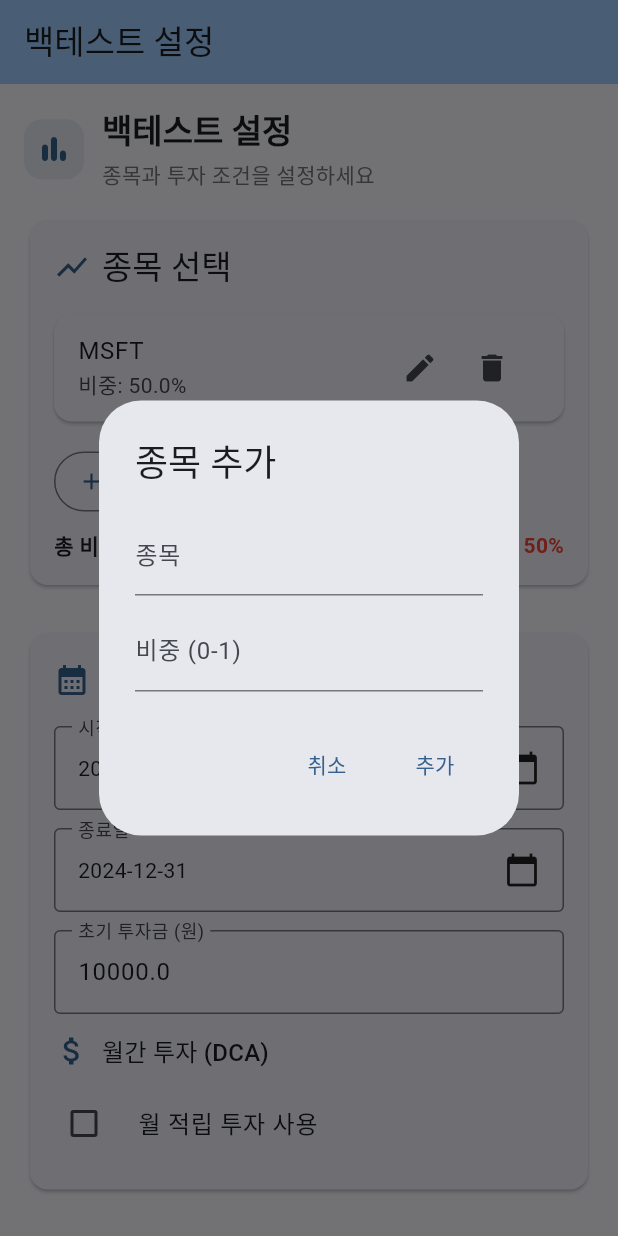
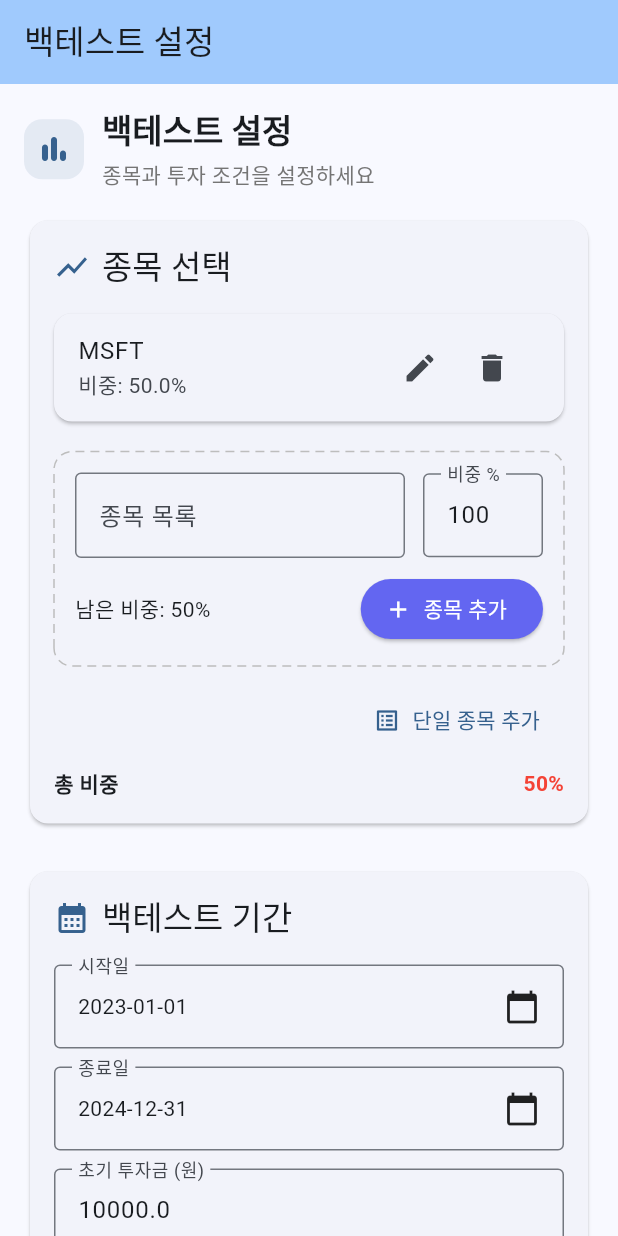
Before and after one commit to dongchan21/fsp_project_client, a Flutter app: the screen it shows after launch, after a tap on the "delete" icon, after a tap on "종목 추가", on a phone screen of 412 x 824 dp. Run offline on Flutter 3.47's test engine with Material 3 defaults, Android fonts, the phone set to English and light mode, and no system bars; drawn by our look-alikes of dotted_border; our stand-ins replace fl_chart.

Commit message:
feat(ui): 디자인 개선 (다중 종목 입력, 점선 박스, 퍼센트 비중 추가)

```diff
--- a/lib/screens/home_screen.dart
+++ b/lib/screens/home_screen.dart
@@ -3,9 +3,18 @@ import 'package:intl/intl.dart';
 import 'package:provider/provider.dart';
 import '../services/portfolio_provider.dart';
 import 'backtest_result_screen.dart';
+import 'package:dotted_border/dotted_border.dart';
 
-class HomeScreen extends StatelessWidget {
+class HomeScreen extends StatefulWidget {
   const HomeScreen({super.key});
+
+  @override
+  State<HomeScreen> createState() => _HomeScreenState();
+}
+
+class _HomeScreenState extends State<HomeScreen> {
+  final TextEditingController _multiSymbolController = TextEditingController();
+  final TextEditingController _multiPercentController = TextEditingController(text: '100');
 
   @override
   Widget build(BuildContext context) {
@@ -92,11 +101,16 @@ class HomeScreen extends StatelessWidget {
                     return _buildStockItem(context, provider, index);
                   },
                 ),
-                const SizedBox(height: 8),
-                OutlinedButton.icon(
-                  onPressed: () => _showAddStockDialog(context, provider),
-                  icon: const Icon(Icons.add),
-                  label: const Text('종목 추가'),
+                const SizedBox(height: 12),
+                _buildMultiAddArea(provider),
+                const SizedBox(height: 12),
+                Align(
+                  alignment: Alignment.centerRight,
+                  child: TextButton.icon(
+                    onPressed: () => _showAddStockDialog(context, provider),
+                    icon: const Icon(Icons.list_alt),
+                    label: const Text('단일 종목 추가'),
+                  ),
                 ),
                 const SizedBox(height: 8),
                 Row(
@@ -133,6 +147,101 @@ class HomeScreen extends StatelessWidget {
       },
     );
   }
+  Widget _buildMultiAddArea(PortfolioProvider provider) {
+    final remaining = (1.0 - provider.weights.fold(0.0, (s, w) => s + w)).clamp(0, 1);
+    return DottedBorder(
+      borderType: BorderType.RRect,
+      radius: const Radius.circular(12),
+      dashPattern: const [6, 4],
+      color: Colors.grey.shade400,
+      child: Container(
+        padding: const EdgeInsets.all(12),
+        child: Column(
+          crossAxisAlignment: CrossAxisAlignment.start,
+          children: [
+            Row(
+              children: [
+                Expanded(
+                  child: TextField(
+                    controller: _multiSymbolController,
+                    decoration: const InputDecoration(
+                      hintText: '예: AAPL, TSLA, MSFT',
+                      border: OutlineInputBorder(),
+                      labelText: '종목 목록',
+                    ),
+                    textCapitalization: TextCapitalization.characters,
+                  ),
+                ),
+                const SizedBox(width: 12),
+                SizedBox(
+                  width: 80,
+                  child: TextField(
+                    controller: _multiPercentController,
+                    decoration: const InputDecoration(
+                      labelText: '비중 %',
+                      border: OutlineInputBorder(),
+                    ),
+                    keyboardType: TextInputType.number,
+                  ),
+                ),
+              ],
+            ),
+            const SizedBox(height: 10),
+            Row(
+              mainAxisAlignment: MainAxisAlignment.spaceBetween,
+              children: [
+                Text('남은 비중: ${(remaining * 100).toStringAsFixed(0)}%'),
+                ElevatedButton.icon(
+                  onPressed: () {
+                    final raw = _multiSymbolController.text.trim();
+                    if (raw.isEmpty) return;
+                    final symbols = raw.split(',').map((e) => e.trim()).where((e) => e.isNotEmpty).toList();
+                    final percent = double.tryParse(_multiPercentController.text.trim());
+                    if (percent == null) {
+                      _showSnack('비중 숫자를 확인하세요');
+                      return;
+                    }
+                    final decimal = percent / 100.0;
+                    if (decimal <= 0) {
+                      _showSnack('비중은 0보다 커야 합니다');
+                      return;
+                    }
+                    if (decimal - remaining > 0.0001) {
+                      _showSnack('남은 비중을 초과했습니다');
+                      return;
+                    }
+                    final ok = provider.addMultipleEqual(symbols, decimal);
+                    if (!ok) {
+                      _showSnack('추가 실패: 총 비중 초과');
+                    } else {
+                      _multiSymbolController.clear();
+                      // 자동으로 남은 비중 100으로 표시 조정
+                      _multiPercentController.text = ( (1.0 - provider.weights.fold(0.0, (s, w) => s + w)) * 100 ).toStringAsFixed(0);
+                      _showSnack('종목 ${symbols.length}개 추가됨');
+                      setState(() {});
+                    }
+                  },
+                  icon: const Icon(Icons.add),
+                  label: const Text('종목 추가'),
+                  style: ElevatedButton.styleFrom(
+                    backgroundColor: const Color(0xFF6366F1),
+                    foregroundColor: Colors.white,
+                  ),
+                ),
+              ],
+            ),
+          ],
+        ),
+      ),
+    );
+  }
+
+  void _showSnack(String msg) {
+    ScaffoldMessenger.of(context).showSnackBar(
+      SnackBar(content: Text(msg), duration: const Duration(seconds: 2)),
+    );
+  }
+
 
   Widget _buildStockItem(BuildContext context, PortfolioProvider provider, int index) {
     return Card(
--- a/lib/services/portfolio_provider.dart
+++ b/lib/services/portfolio_provider.dart
@@ -73,6 +73,22 @@ class PortfolioProvider with ChangeNotifier {
     notifyListeners();
   }
 
+  // 여러 종목을 동일 비중으로 추가 (totalWeight는 전체에서 차지할 비중 0~1)
+  bool addMultipleEqual(List<String> symbols, double totalWeight) {
+    final currentSum = _weights.fold(0.0, (s, w) => s + w);
+    if (totalWeight <= 0 || symbols.isEmpty) return false;
+    if (currentSum + totalWeight > 1.0001) {
+      return false; // 추가 불가 (총 비중 초과)
+    }
+    final each = totalWeight / symbols.length;
+    for (final s in symbols) {
+      _symbols.add(s.toUpperCase());
+      _weights.add(each);
+    }
+    notifyListeners();
+    return true;
+  }
+
   void removeStock(int index) {
     if (index >= 0 && index < _symbols.length) {
       _symbols.removeAt(index);
--- a/pubspec.yaml
+++ b/pubspec.yaml
@@ -2,7 +2,7 @@ name: fsp_client
 description: "A new Flutter project."
 # The following line prevents the package from being accidentally published to
 # pub.dev using `flutter pub publish`. This is preferred for private packages.
-publish_to: 'none' # Remove this line if you wish to publish to pub.dev
+publish_to: "none" # Remove this line if you wish to publish to pub.dev
 
 # The following defines the version and build number for your application.
 # A version number is three numbers separated by dots, like 1.2.43
@@ -48,6 +48,7 @@ dependencies:
 
   # Date and number formatting
   intl: ^0.20.2
+  dotted_border: ^2.0.0
 
 dev_dependencies:
   flutter_test:
@@ -65,7 +66,6 @@ dev_dependencies:
 
 # The following section is specific to Flutter packages.
 flutter:
-
   # The following line ensures that the Material Icons font is
   # included with your application, so that you can use the icons in
   # the material Icons class.
```
